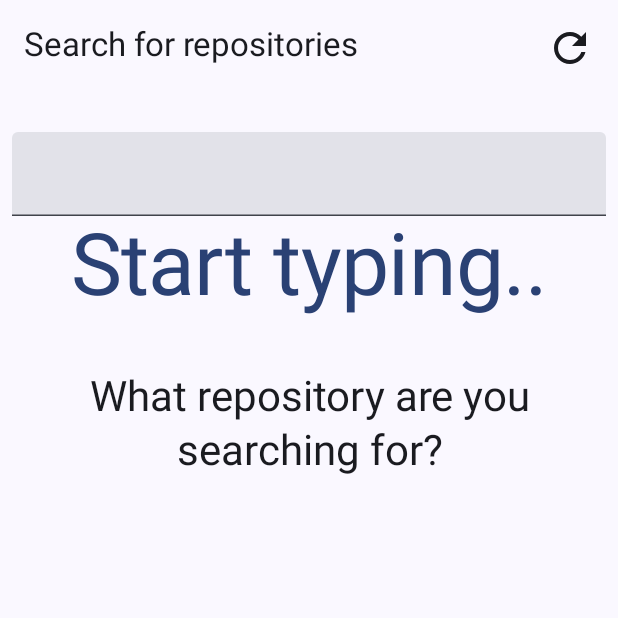
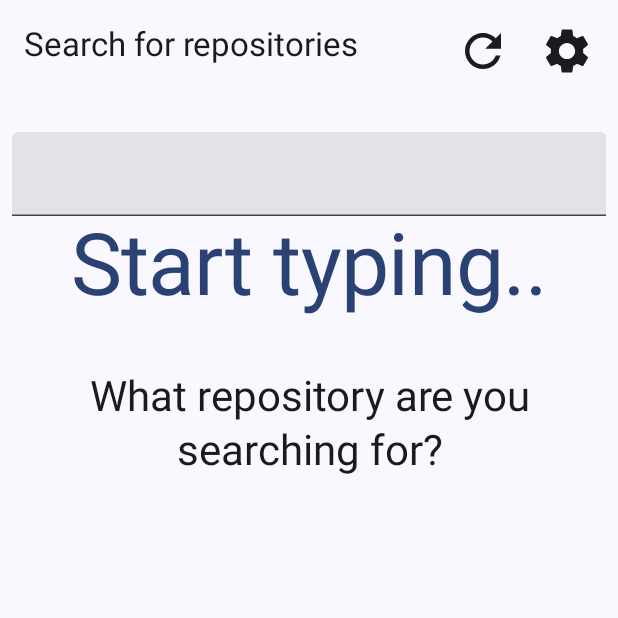
Before and after one commit to yerlansarsenov/zimran_test_app, an Android app built with Jetpack Compose: the composable SearchRepositoriesScreen shown on its own in the app's theme, on a phone screen of 412 x 824 dp, the top half of it. Run offline under Robolectric (Android 15) with nearby library versions, the phone set to English and light mode, and no system bars; our stand-ins replace Dagger/Hilt's generated code, paging; pictures from the network do not load; 1 statement that could not run was skipped.

```diff
--- a/app/build.gradle.kts
+++ b/app/build.gradle.kts
@@ -98,6 +98,8 @@ dependencies {
     implementation("io.coil-kt:coil-compose:2.4.0")
 
     coreLibraryDesugaring("com.android.tools:desugar_jdk_libs:1.1.5")
+
+    implementation("org.jetbrains.kotlinx:kotlinx-collections-immutable:0.3.5")
 }
 
 kapt {
--- a/app/src/main/java/com/borred/zimran_test_app/repositories/SearchRepositoriesScreen.kt
+++ b/app/src/main/java/com/borred/zimran_test_app/repositories/SearchRepositoriesScreen.kt
@@ -17,6 +17,7 @@ import androidx.compose.foundation.text.KeyboardOptions
 import androidx.compose.material.icons.Icons
 import androidx.compose.material.icons.filled.ExitToApp
 import androidx.compose.material.icons.filled.Refresh
+import androidx.compose.material.icons.filled.Settings
 import androidx.compose.material.icons.filled.Share
 import androidx.compose.material.icons.filled.Star
 import androidx.compose.material3.Divider
@@ -28,7 +29,9 @@ import androidx.compose.material3.TextField
 import androidx.compose.runtime.Composable
 import androidx.compose.runtime.collectAsState
 import androidx.compose.runtime.getValue
+import androidx.compose.runtime.mutableStateOf
 import androidx.compose.runtime.remember
+import androidx.compose.runtime.setValue
 import androidx.compose.ui.Alignment
 import androidx.compose.ui.ExperimentalComposeUiApi
 import androidx.compose.ui.Modifier
@@ -44,11 +47,16 @@ import androidx.hilt.navigation.compose.hiltViewModel
 import androidx.paging.compose.collectAsLazyPagingItems
 import coil.compose.AsyncImage
 import com.borred.ktor_client.network.search.repos.model.GitRepository
+import com.borred.ktor_client.network.search.repos.model.ReposSort
 import com.borred.ktor_client.network.search.users.model.GitUser
 import com.borred.zimran_test_app.prettyNumber
 import com.borred.zimran_test_app.ui.DisplayAndHeadline
 import com.borred.zimran_test_app.ui.Header
 import com.borred.zimran_test_app.ui.PagingLazyColumn
+import com.borred.zimran_test_app.ui.actiondialog.ActionDialog
+import com.borred.zimran_test_app.ui.actiondialog.ActionItem
+import kotlinx.collections.immutable.persistentListOf
+import kotlinx.collections.immutable.toImmutableList
 import kotlinx.datetime.Clock
 import kotlin.time.Duration.Companion.days
 
@@ -61,13 +69,18 @@ fun SearchRepositoriesScreen(
     modifier: Modifier = Modifier
 ) {
     val viewModel = hiltViewModel<SearchRepositoriesViewModel>()
+    var isSortDialogVisible by remember {
+        mutableStateOf(false)
+    }
     Column(
         modifier = modifier.fillMaxSize()
     ) {
         Header(
             title = "Search for repositories",
             actionButtonIcon = Icons.Default.Refresh,
-            onClickAction = onGoToHistory
+            onClickAction = onGoToHistory,
+            secondaryActionButtonIcon = Icons.Default.Settings,
+            onClickSecondaryAction = { isSortDialogVisible = true }
         )
         val searchText by viewModel.searchTextFlow.collectAsState()
         val keyboard = LocalSoftwareKeyboardController.current
@@ -104,6 +117,12 @@ fun SearchRepositoriesScreen(
             }
         }
     }
+    SortKindDialog(
+        isVisible = isSortDialogVisible,
+        chosenOne = viewModel.sortByFlow.collectAsState().value,
+        onChoose = viewModel::setSortBy,
+        onDismiss = { isSortDialogVisible = false }
+    )
 }
 
 @Composable
@@ -202,6 +221,30 @@ private fun CountAndIcon(
     }
 }
 
+@Composable
+fun SortKindDialog(
+    isVisible: Boolean,
+    chosenOne: ReposSort,
+    onChoose: (ReposSort) -> Unit,
+    onDismiss: () -> Unit
+) {
+    if (isVisible) {
+        ActionDialog(
+            actionItems = remember(chosenOne) {
+                ReposSort.values().map {
+                    ActionItem(
+                        text = it.value,
+                        chosen = chosenOne == it,
+                        actionTextColor = Color.Cyan,
+                        action = { onChoose(it) }
+                    )
+                }.toImmutableList()
+            },
+            onDismiss = onDismiss
+        )
+    }
+}
+
 @Preview
 @Composable
 private fun GitRepositoryView_Preview() {
--- a/app/src/main/java/com/borred/zimran_test_app/ui/Header.kt
+++ b/app/src/main/java/com/borred/zimran_test_app/ui/Header.kt
@@ -4,9 +4,11 @@ import androidx.compose.foundation.background
 import androidx.compose.foundation.clickable
 import androidx.compose.foundation.layout.Box
 import androidx.compose.foundation.layout.Row
+import androidx.compose.foundation.layout.Spacer
 import androidx.compose.foundation.layout.heightIn
 import androidx.compose.foundation.layout.padding
 import androidx.compose.foundation.layout.size
+import androidx.compose.foundation.layout.width
 import androidx.compose.material3.Icon
 import androidx.compose.material3.MaterialTheme
 import androidx.compose.material3.Text
@@ -26,6 +28,7 @@ fun Header(
     HeaderImpl(
         title = title,
         actionButton = null,
+        secondActionButton = null,
         modifier = modifier
     )
 }
@@ -43,6 +46,30 @@ fun Header(
             icon = actionButtonIcon,
             onClick = onClickAction
         ),
+        secondActionButton = null,
+        modifier = modifier
+    )
+}
+
+@Composable
+fun Header(
+    title: String,
+    actionButtonIcon: ImageVector,
+    onClickAction: () -> Unit,
+    secondaryActionButtonIcon: ImageVector,
+    onClickSecondaryAction: () -> Unit,
+    modifier: Modifier = Modifier
+) {
+    HeaderImpl(
+        title = title,
+        actionButton = ActionButton(
+            icon = actionButtonIcon,
+            onClick = onClickAction
+        ),
+        secondActionButton = ActionButton(
+            icon = secondaryActionButtonIcon,
+            onClick = onClickSecondaryAction
+        ),
         modifier = modifier
     )
 }
@@ -56,6 +83,7 @@ private data class ActionButton(
 private fun HeaderImpl(
     title: String,
     actionButton: ActionButton?,
+    secondActionButton: ActionButton?,
     modifier: Modifier = Modifier
 ) {
     Row(
@@ -76,7 +104,17 @@ private fun HeaderImpl(
                 painter = rememberVectorPainter(image = it.icon),
                 contentDescription = "action button",
                 modifier = Modifier
-                    .size(32.dp)
+                    .size(36.dp)
+                    .clickable(onClick = it.onClick)
+            )
+        }
+        secondActionButton?.let {
+            Spacer(modifier = Modifier.width(20.dp))
+            Icon(
+                painter = rememberVectorPainter(image = it.icon),
+                contentDescription = "action button",
+                modifier = Modifier
+                    .size(36.dp)
                     .clickable(onClick = it.onClick)
             )
         }
```
Also changed, not shown: app/src/main/java/com/borred/zimran_test_app/ui/ColoredShadowModifier.kt (added, +89 -0 lines), app/src/main/java/com/borred/zimran_test_app/ui/actiondialog/ActionDialog.kt (added, +167 -0 lines), app/src/main/java/com/borred/zimran_test_app/ui/actiondialog/ActionItem.kt (added, +10 -0 lines).
